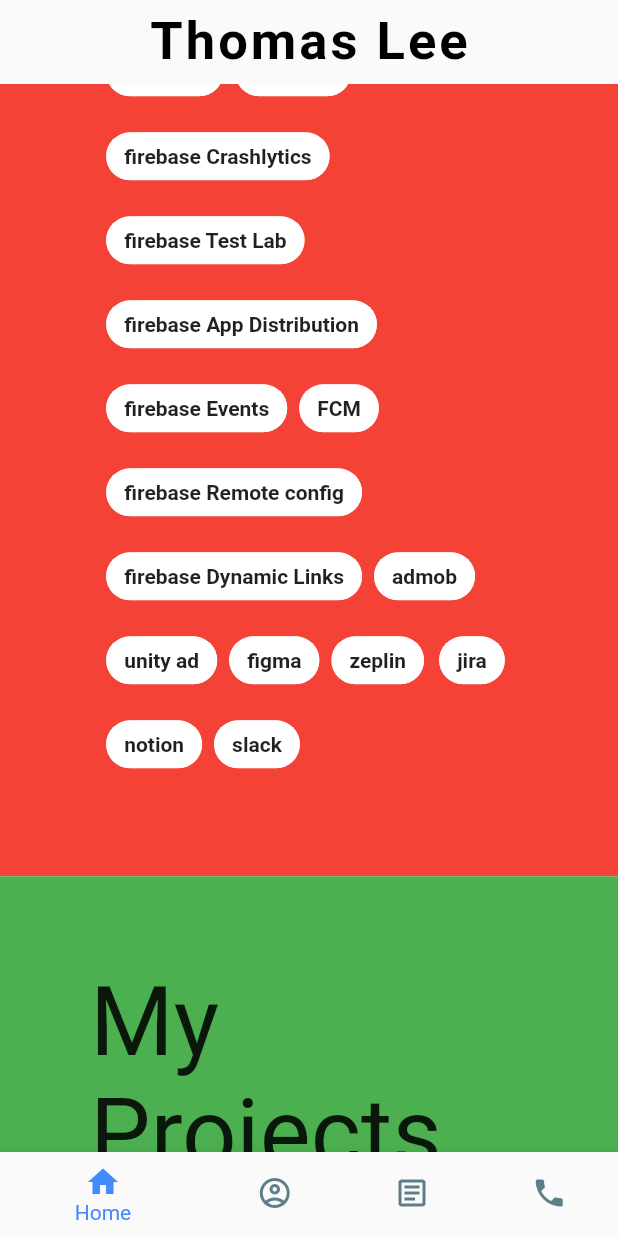
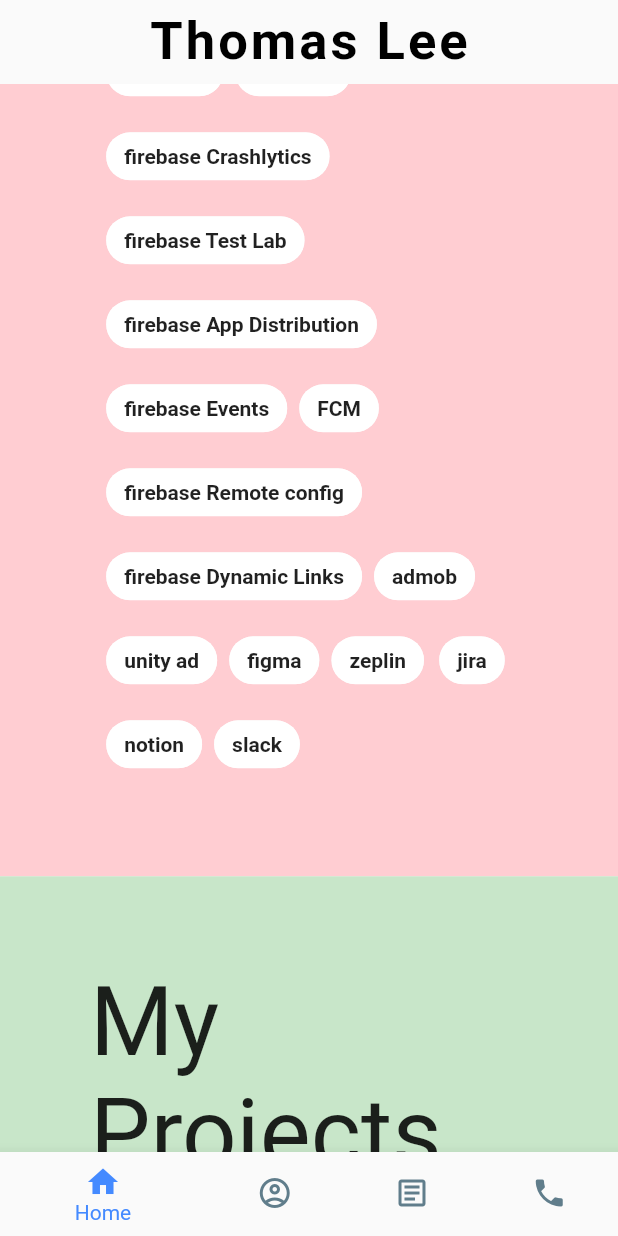
Before and after one commit to thomas819/resume_web, a Flutter app: the screen it shows after launch, scrolled down 2880 dp, on a phone screen of 412 x 824 dp. Run offline on Flutter 3.47's test engine with Material 2 defaults, Android fonts, the light colour scheme and no system bars; our stand-ins replace cached_network_image, flutter_svg, get; network calls fail.

Commit message:
change background color

```diff
--- a/lib/src/controller/screen_layout_controller.dart
+++ b/lib/src/controller/screen_layout_controller.dart
@@ -51,24 +51,19 @@
     {
       "title": "Artbandhu - Career Discovery Platform",
       "image": "",
-      "text": "Social Art Feed Application for local artist and community",
-      "summary":
+      "subTitle": "Social Art Feed Application for local artist and community",
+      "content":
           "Artbandhu app helps millions of creative professionals/artist succeed with upskilling and on-demand creative jobs & monetization opportunities, around the world",
-      "summary2":
-          "Worked on front end for the app with Dart and Flutter \nSocial Logins using firebase authentication \nUsed Firebase storage for file uploads \nEnsuring project quality and timely resolution of issues.",
-      "techUsed" : ["1","2"],
+      "techUsed" : ["1","2","3","4","5","1","2","3","4","5","1","2","3","4","5","1","2","3","4","5","1","2","3","4","5"],
       "storeLink": "",
     },
     {
       "title": "Artbandhu - Career Discovery Platform",
       "image": "",
-      "text": "Social Art Feed Application for local artist and community",
-      "summary":
+      "subTitle": "Social Art Feed Application for local artist and community",
+      "content":
       "Artbandhu app helps millions of creative professionals/artist succeed with upskilling and on-demand creative jobs & monetization opportunities, around the world",
-      "summary2":
-      "Worked on front end for the app with Dart and Flutter \nSocial Logins using firebase authentication \nUsed Firebase storage for file uploads \nEnsuring project quality and timely resolution of issues.",
-      "techUsed":
-      ["1","2","3","4"],
+      "techUsed" : ["1","2"],
       "storeLink": "",
     },
   ];
--- a/lib/src/pages/about_page.dart
+++ b/lib/src/pages/about_page.dart
@@ -9,7 +9,7 @@
   @override
   Widget build(BuildContext context) {
     return Container(
-      color: Colors.red,
+      color: Colors.red.shade100,
       padding: EdgeInsets.all(60),
       key: ScreenLayoutController.to.aboutKey,
       child: ConstrainedBox(
--- a/lib/src/pages/experience_page.dart
+++ b/lib/src/pages/experience_page.dart
@@ -10,7 +10,7 @@
     return Container(
       padding: EdgeInsets.all(60),
       key: ScreenLayoutController.to.experienceKey,
-      color: Colors.green,
+      color: Colors.green.shade100,
       child: ConstrainedBox(
         constraints: BoxConstraints(minHeight: 900),
         child: Column(
@@ -39,9 +39,6 @@
   }
 
   Widget _project(i) {
-    print(
-        "@@ScreenLayoutController.to.type.value =${ScreenLayoutController.to.type.value}");
-
     return ScreenLayoutController.to.type.value == ScreenSizeType.DESKTOP
         ? Row(
             mainAxisAlignment:
@@ -58,7 +55,11 @@
             ],
           )
         : Column(
-            children: [_sectionImg(i), _sectionData(i)],
+            children: [
+              _sectionImg(i),
+
+              _sectionData(i)
+            ],
           );
   }
 
@@ -67,29 +68,45 @@
   }
 
   Widget _sectionData(i) {
-    return Column(
+    return Container(
+      padding: EdgeInsets.all(30),
+      child: Column(
         children: [
           Text(
             i["title"],
-          style: contentTextStyle,
+            style: projectTitleTextStyle,
           ),
           SizedBox(
             height: 10,
           ),
-        Text(i["text"]),
+          Text(
+            i["subTitle"],
+            style: projectSubTitleTextStyle,
+          ),
           SizedBox(
             height: 10,
           ),
-        Text(i["summary"]),
+          Text(
+            i["content"],
+            style: projectContentTextStyle,
+          ),
           SizedBox(
             height: 10,
           ),
           Text("Skills Used"),
+          SizedBox(
+            height: 10,
+          ),
           Wrap(
             children: List.generate(
-              i["techUsed"].length, (index) => Chip(label: Text("${index}"))),
+                i["techUsed"].length,
+                (index) => Padding(
+                      padding: const EdgeInsets.all(4.0),
+                      child: Chip(label: Text("$index")),
+                    )),
           )
         ],
+      ),
     );
   }
 }
--- a/lib/src/pages/home_page.dart
+++ b/lib/src/pages/home_page.dart
@@ -1,3 +1,4 @@
+import 'package:cached_network_image/cached_network_image.dart';
 import 'package:flutter/material.dart';
 import 'package:flutter_svg/svg.dart';
 import 'package:get/get.dart';
@@ -10,7 +11,7 @@
   @override
   Widget build(BuildContext context) {
     return Container(
-      color: Colors.blue,
+      color: Colors.blue.shade100,
       padding: EdgeInsets.all(60),
       key: ScreenLayoutController.to.homeKey,
       child: ConstrainedBox(
@@ -51,8 +52,9 @@
     return Column(
       mainAxisAlignment: MainAxisAlignment.center,
       children: [
-        Image(
-          image: AssetImage('images/thomas.png'),
+        CachedNetworkImage(
+          imageUrl:
+              "https://firebasestorage.googleapis.com/v0/b/thomas-resume.appspot.com/o/thomas.png?alt=media&token=ec066515-7e6a-4ec2-8105-8615a4a9bd39",
           width: ScreenLayoutController.to.type.value == ScreenSizeType.DESKTOP
               ? Get.width * 0.3
               : Get.width * 0.6,
--- a/pubspec.yaml
+++ b/pubspec.yaml
@@ -24,7 +24,7 @@
   flutter:
     sdk: flutter
   url_launcher: ^6.0.18
-
+  cached_network_image: ^3.2.0
   get: ^4.5.1
   flutter_svg: ^1.0.3
 
```
Also changed, not shown: lib/src/components/app_text_size.dart (+4 -8 lines), pubspec.lock, 1 other file. Lines whose indentation alone changed are shown as unchanged.
